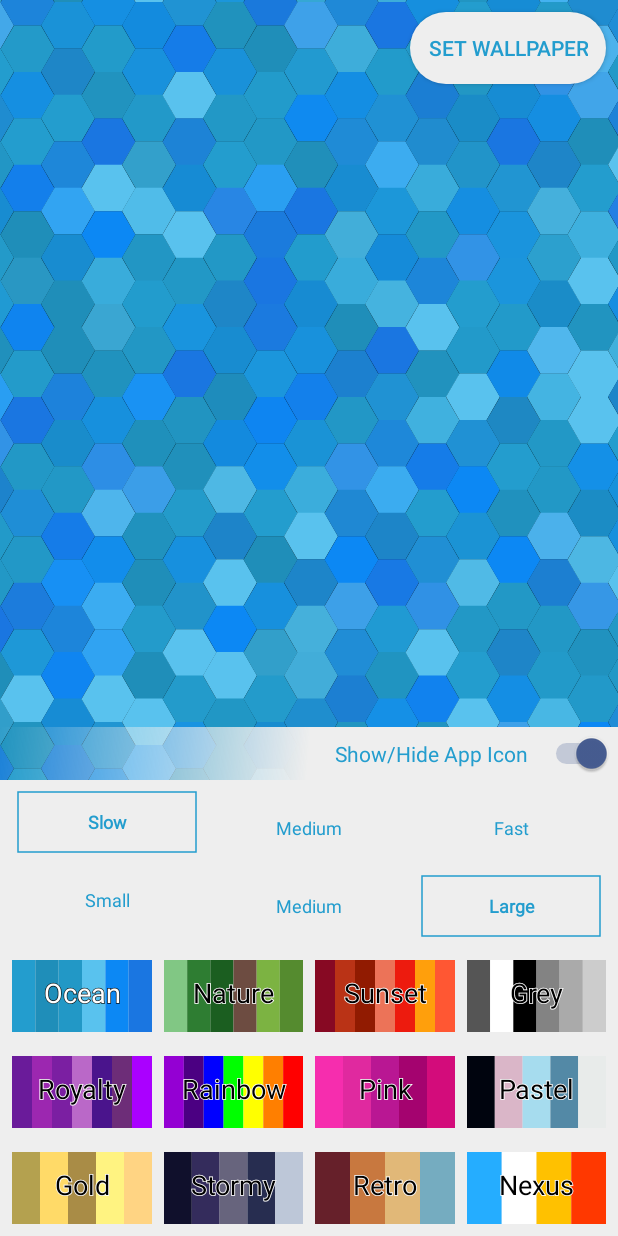
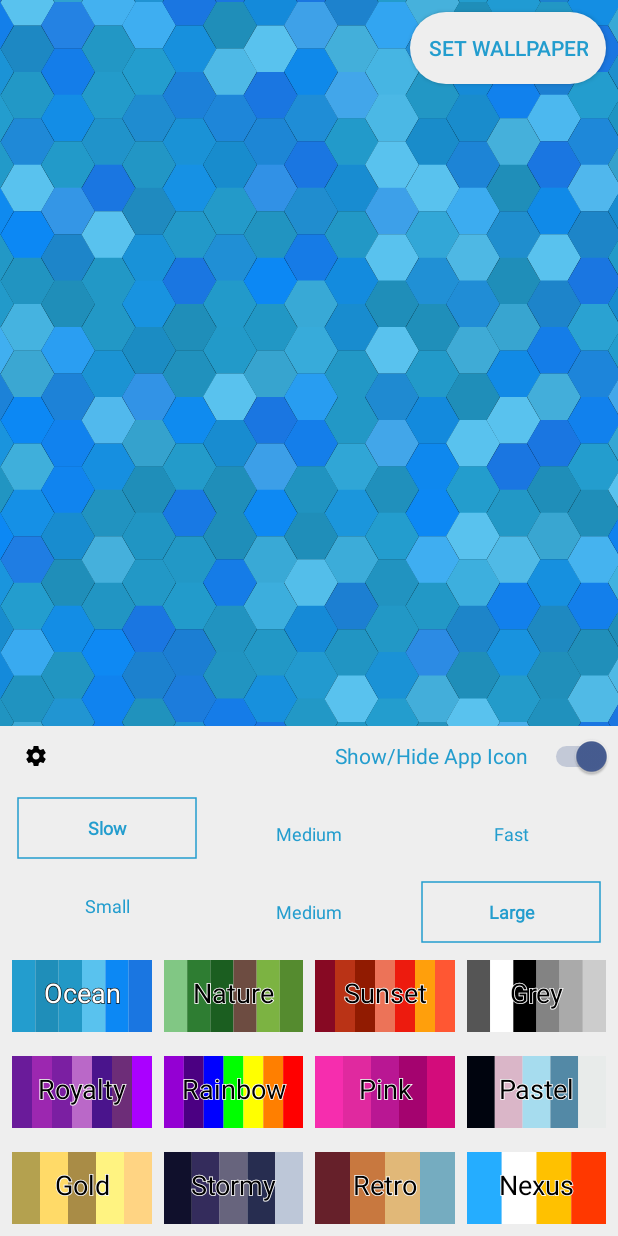
Before and after one commit to randauto/HexLiveWallpaper, an Android app: the screen it shows after launch (SettingsActivity), on a phone screen of 412 x 824 dp. Run offline under Robolectric (Android 15) with nearby library versions, the phone set to English and light mode, and no system bars.

Commit message:
Change to support advanced settings

```diff
--- a/app/src/main/java/com/moorhenapps/bluehex/SettingsActivity.kt
+++ b/app/src/main/java/com/moorhenapps/bluehex/SettingsActivity.kt
@@ -12,6 +12,7 @@ import android.os.Bundle
 import android.support.constraint.ConstraintLayout
 import android.util.TypedValue
 import android.view.View
+import android.widget.SeekBar
 import com.moorhenapps.bluehex.utils.Colour
 import com.moorhenapps.bluehex.utils.PrefsHelper
 import com.moorhenapps.bluehex.wallpaper.GridWallpaper
@@ -71,8 +72,56 @@ class SettingsActivity : Activity() {
 
         prefsHelper = PrefsHelper(this)
 
+        speed_bar.progress = ((prefsHelper.advSpeed / 10000.0) * 100).toInt()
+        size_bar.progress = (((prefsHelper.advSize - 10) / 25.0) * 100).toInt()
+
+        speed_bar.setOnSeekBarChangeListener(object: SeekBar.OnSeekBarChangeListener {
+            override fun onProgressChanged(seekBar: SeekBar, progress: Int, fromUser: Boolean) {
+                if (fromUser) {
+                    val percent = Math.max(progress,1) / 100.0
+                    val value = percent * 10000.0
+                    prefsHelper.advSpeed = value.toInt()
+                }
+            }
+
+            override fun onStartTrackingTouch(seekBar: SeekBar?) {}
+
+            override fun onStopTrackingTouch(seekBar: SeekBar?) {}
+        })
+
+        size_bar.setOnSeekBarChangeListener(object: SeekBar.OnSeekBarChangeListener {
+            override fun onProgressChanged(seekBar: SeekBar, progress: Int, fromUser: Boolean) {
+                if (fromUser) {
+                    val percent = Math.max(progress,1) / 100.0
+                    val value = (percent * 25.0) + 10
+                    prefsHelper.advSize = value.toInt()
+                }
+            }
+
+            override fun onStartTrackingTouch(seekBar: SeekBar?) {}
+
+            override fun onStopTrackingTouch(seekBar: SeekBar?) {}
+        })
+
         set_wallpaper.setOnClickListener {
             startActivityForResult(wallpaperIntent, REQUEST_SET_WALLPAPER)
+        }
+
+        showControls()
+
+        settings_toggle.setOnClickListener {
+            prefsHelper.advancedSettings = !prefsHelper.advancedSettings
+            showControls()
+        }
+    }
+
+    private fun showControls() {
+        if (prefsHelper.advancedSettings) {
+            advanced.visibility = View.VISIBLE
+            buttons.visibility = View.GONE
+        } else {
+            advanced.visibility = View.GONE
+            buttons.visibility = View.VISIBLE
         }
     }
 
@@ -156,10 +205,10 @@ class SettingsActivity : Activity() {
                     set_wallpaper.layoutParams = params
                 }
                 run {
-                    val params = buttons.layoutParams
+                    val params = palette.layoutParams
                             ?: ConstraintLayout.LayoutParams(ConstraintLayout.LayoutParams.MATCH_PARENT, ConstraintLayout.LayoutParams.WRAP_CONTENT)
                     (params as ConstraintLayout.LayoutParams).bottomMargin = insets.systemWindowInsetBottom
-                    buttons.layoutParams = params
+                    palette.layoutParams = params
                 }
                 insets.consumeSystemWindowInsets()
             }
--- a/app/src/main/java/com/moorhenapps/bluehex/utils/PrefsHelper.kt
+++ b/app/src/main/java/com/moorhenapps/bluehex/utils/PrefsHelper.kt
@@ -38,9 +38,30 @@ class PrefsHelper(ctx: Context) {
             preferences.edit().putString(PREF_COLOUR, value.name).apply()
         }
 
+    var advSpeed: Int
+        get() = preferences.getInt(PREF_ADV_SPEED, 3000)
+        set(value) {
+            preferences.edit().putInt(PREF_ADV_SPEED, value).apply()
+        }
+
+    var advSize: Int
+        get() = preferences.getInt(PREF_ADV_SIZE, 16)
+        set(value) {
+            preferences.edit().putInt(PREF_ADV_SIZE, value).apply()
+        }
+
+    var advancedSettings: Boolean
+        get() = preferences.getBoolean(PREF_ADVANCED, false)
+        set(value) {
+            preferences.edit().putBoolean(PREF_ADVANCED, value).apply()
+        }
+
     companion object {
         private const val PREF_SIZE = "new_size.enum"
         private const val PREF_COLOUR = "new_colour.enum"
         private const val PREF_SPEED = "new_speed.enum"
+        private const val PREF_ADVANCED = "advanced. bool"
+        private const val PREF_ADV_SPEED = "adv_speed.int"
+        private const val PREF_ADV_SIZE = "adv_size.int"
     }
 }
--- a/app/src/main/java/com/moorhenapps/bluehex/wallpaper/HexView.java
+++ b/app/src/main/java/com/moorhenapps/bluehex/wallpaper/HexView.java
@@ -6,6 +6,7 @@ import android.content.SharedPreferences;
 import android.graphics.Canvas;
 import android.os.Build;
 import android.util.AttributeSet;
+import android.util.TypedValue;
 import android.view.View;
 
 import com.moorhenapps.bluehex.utils.PrefsHelper;
@@ -73,8 +74,14 @@ public class HexView extends View implements Runnable, SharedPreferences.OnShare
 
     private void updateHexDrawer() {
         hexDrawer.setColour(prefsHelper.getColour());
-        hexDrawer.setSpeed(prefsHelper.getSpeed().getMs());
-        hexDrawer.setTileSize(prefsHelper.getSize().dp(getResources()));
+        if (prefsHelper.getAdvancedSettings()) {
+            hexDrawer.setSpeed(prefsHelper.getAdvSpeed());
+            int size = (int) TypedValue.applyDimension(TypedValue.COMPLEX_UNIT_DIP, prefsHelper.getAdvSize(), getResources().getDisplayMetrics());
+            hexDrawer.setTileSize(size);
+        } else {
+            hexDrawer.setSpeed(prefsHelper.getSpeed().getMs());
+            hexDrawer.setTileSize(prefsHelper.getSize().dp(getResources()));
+        }
     }
 
     @Override
--- /dev/null
+++ b/app/src/main/res/drawable/ic_settings.xml
@@ -0,0 +1,9 @@
+<vector xmlns:android="http://schemas.android.com/apk/res/android"
+        android:width="24dp"
+        android:height="24dp"
+        android:viewportWidth="24.0"
+        android:viewportHeight="24.0">
+    <path
+        android:fillColor="#FF000000"
+        android:pathData="M19.43,12.98c0.04,-0.32 0.07,-0.64 0.07,-0.98s-0.03,-0.66 -0.07,-0.98l2.11,-1.65c0.19,-0.15 0.24,-0.42 0.12,-0.64l-2,-3.46c-0.12,-0.22 -0.39,-0.3 -0.61,-0.22l-2.49,1c-0.52,-0.4 -1.08,-0.73 -1.69,-0.98l-0.38,-2.65C14.46,2.18 14.25,2 14,2h-4c-0.25,0 -0.46,0.18 -0.49,0.42l-0.38,2.65c-0.61,0.25 -1.17,0.59 -1.69,0.98l-2.49,-1c-0.23,-0.09 -0.49,0 -0.61,0.22l-2,3.46c-0.13,0.22 -0.07,0.49 0.12,0.64l2.11,1.65c-0.04,0.32 -0.07,0.65 -0.07,0.98s0.03,0.66 0.07,0.98l-2.11,1.65c-0.19,0.15 -0.24,0.42 -0.12,0.64l2,3.46c0.12,0.22 0.39,0.3 0.61,0.22l2.49,-1c0.52,0.4 1.08,0.73 1.69,0.98l0.38,2.65c0.03,0.24 0.24,0.42 0.49,0.42h4c0.25,0 0.46,-0.18 0.49,-0.42l0.38,-2.65c0.61,-0.25 1.17,-0.59 1.69,-0.98l2.49,1c0.23,0.09 0.49,0 0.61,-0.22l2,-3.46c0.12,-0.22 0.07,-0.49 -0.12,-0.64l-2.11,-1.65zM12,15.5c-1.93,0 -3.5,-1.57 -3.5,-3.5s1.57,-3.5 3.5,-3.5 3.5,1.57 3.5,3.5 -1.57,3.5 -3.5,3.5z"/>
+</vector>
--- a/app/src/main/res/drawable/switch_gradient.xml
+++ b/app/src/main/res/drawable/switch_gradient.xml
@@ -1,7 +1,8 @@
 <?xml version="1.0" encoding="utf-8"?>
 <shape xmlns:android="http://schemas.android.com/apk/res/android">
     <gradient android:startColor="@color/settings_background"
-        android:angle="135"
+        android:angle="90"
+        android:centerY="0.8"
         android:centerColor="@color/settings_background"
         android:endColor="#00000000"/>
 </shape>
--- a/app/src/main/res/layout/activity_settings.xml
+++ b/app/src/main/res/layout/activity_settings.xml
@@ -11,7 +11,7 @@
         android:id="@+id/hex_example"
         android:layout_width="0dp"
         android:layout_height="0dp"
-        app:layout_constraintBottom_toTopOf="@+id/buttons"
+        app:layout_constraintBottom_toTopOf="@+id/wallpaper_panel"
         app:layout_constraintEnd_toEndOf="parent"
         app:layout_constraintStart_toStartOf="parent"
         app:layout_constraintTop_toTopOf="parent" />
@@ -22,46 +22,60 @@
         android:layout_height="wrap_content"
         android:layout_margin="8dp"
         android:background="@drawable/button"
-        android:visibility="gone"
         android:elevation="8dp"
+        android:paddingLeft="12dp"
         android:paddingTop="8dp"
+        android:paddingRight="12dp"
         android:paddingBottom="8dp"
-        android:paddingLeft="12dp"
-        android:paddingRight="12dp"
         android:text="@string/set_wallpaper"
         app:layout_constraintRight_toRightOf="@id/hex_example"
         app:layout_constraintTop_toTopOf="@id/hex_example" />
 
     <FrameLayout
-        android:background="@drawable/switch_gradient"
+        android:paddingStart="@dimen/settings_horz_padding"
+        android:paddingEnd="@dimen/settings_horz_padding"
+        android:id="@+id/wallpaper_panel"
         android:layout_width="match_parent"
         android:layout_height="wrap_content"
-        app:layout_constraintBottom_toBottomOf="@id/hex_example"
+        android:background="@color/settings_background"
+        app:layout_constraintBottom_toTopOf="@+id/controls_container"
+
         app:layout_constraintRight_toRightOf="@id/hex_example">
+
+        <ImageView
+            android:id="@+id/settings_toggle"
+            android:layout_width="@dimen/panel_size"
+            android:layout_height="@dimen/panel_size"
+            android:layout_gravity="center_vertical"
+            android:background="?android:attr/selectableItemBackgroundBorderless"
+            android:contentDescription="@string/accessibility_advanced_settings"
+            android:padding="12dp"
+            android:src="@drawable/ic_settings" />
 
         <Switch
             android:id="@+id/show_app_icon"
+            android:layout_width="wrap_content"
+            android:layout_height="@dimen/panel_size"
             android:layout_gravity="end"
-            android:layout_width="wrap_content"
-            android:layout_height="wrap_content"
-            android:paddingLeft="@dimen/settings_horz_padding"
-            android:paddingRight="@dimen/settings_horz_padding"
             android:paddingTop="8dp"
             android:paddingBottom="8dp"
             android:switchPadding="8dp"
             android:text="@string/show_hide_app_icon" />
     </FrameLayout>
 
+    <FrameLayout
+        app:layout_constraintBottom_toTopOf="@+id/palette"
+        android:id="@+id/controls_container"
+        android:layout_width="match_parent"
+        android:layout_height="wrap_content">
+
         <android.support.constraint.ConstraintLayout
             android:id="@+id/buttons"
-        android:background="@color/settings_background"
             android:layout_width="match_parent"
             android:layout_height="wrap_content"
+            android:background="@color/settings_background"
             android:paddingLeft="@dimen/settings_horz_padding"
-        android:paddingRight="@dimen/settings_horz_padding"
-        android:paddingBottom="8dp"
-        app:layout_constraintBottom_toBottomOf="parent"
-        app:layout_constraintTop_toBottomOf="@id/hex_example">
+            android:paddingRight="@dimen/settings_horz_padding">
 
             <com.moorhenapps.bluehex.views.SmartToggleButton
                 android:id="@+id/speed_slow"
@@ -125,15 +139,61 @@
                 app:layout_constraintStart_toEndOf="@id/size_medium"
                 app:layout_constraintTop_toTopOf="@id/size_small" />
 
+        </android.support.constraint.ConstraintLayout>
+
+        <LinearLayout
+            android:id="@+id/advanced"
+            android:visibility="gone"
+            android:layout_width="match_parent"
+            android:layout_height="wrap_content"
+            android:background="@color/settings_background"
+            android:orientation="vertical"
+            android:paddingLeft="@dimen/settings_horz_padding"
+            android:paddingRight="@dimen/settings_horz_padding">
+
+            <TextView
+                android:layout_width="wrap_content"
+                android:layout_height="wrap_content"
+                android:text="@string/advanced_speed" />
+
+            <SeekBar
+                android:id="@+id/speed_bar"
+                android:layout_width="match_parent"
+                android:layout_height="48dp"
+                android:max="100" />
+
+            <TextView
+                android:layout_width="wrap_content"
+                android:layout_height="wrap_content"
+                android:text="@string/advanced_size" />
+
+            <SeekBar
+                android:id="@+id/size_bar"
+                android:layout_width="match_parent"
+                android:layout_height="48dp"
+                android:max="100" />
+        </LinearLayout>
+
+    </FrameLayout>
+
+    <android.support.constraint.ConstraintLayout
+        android:id="@+id/palette"
+        android:layout_width="match_parent"
+        android:layout_height="wrap_content"
+        android:background="@color/settings_background"
+        android:paddingLeft="@dimen/settings_horz_padding"
+        android:paddingRight="@dimen/settings_horz_padding"
+        android:paddingBottom="8dp"
+        app:layout_constraintBottom_toBottomOf="parent">
 
         <com.moorhenapps.bluehex.views.SmartTogglePaletteButton
             android:id="@+id/colour_blue"
             style="@style/PaletteButton"
-            android:layout_marginTop="16dp"
+            android:layout_marginTop="8dp"
             android:tag="BLUE"
             app:layout_constraintEnd_toStartOf="@id/colour_green"
             app:layout_constraintStart_toStartOf="parent"
-            app:layout_constraintTop_toBottomOf="@+id/size_small" />
+            app:layout_constraintTop_toTopOf="parent" />
 
         <com.moorhenapps.bluehex.views.SmartTogglePaletteButton
             android:id="@+id/colour_green"
@@ -228,4 +288,5 @@
             app:layout_constraintTop_toTopOf="@+id/colour_gold" />
 
     </android.support.constraint.ConstraintLayout>
+
 </android.support.constraint.ConstraintLayout>
--- a/app/src/main/res/values-w720dp/dimens.xml
+++ b/app/src/main/res/values-w720dp/dimens.xml
@@ -1,4 +1,5 @@
 <?xml version="1.0" encoding="utf-8"?>
 <resources>
     <dimen name="settings_horz_padding">120dp</dimen>
+    <dimen name="panel_size">48dp</dimen>
 </resources>
--- a/app/src/main/res/values/dimens.xml
+++ b/app/src/main/res/values/dimens.xml
@@ -2,4 +2,5 @@
 <resources>
     <dimen name="button_roundness">64dp</dimen>
     <dimen name="settings_horz_padding">4dp</dimen>
+    <dimen name="panel_size">40dp</dimen>
 </resources>
--- a/app/src/main/res/values/strings.xml
+++ b/app/src/main/res/values/strings.xml
@@ -32,8 +32,12 @@
     <string name="medium">Medium</string>
     <string name="large">Large</string>
 
+    <string name="advanced_speed">Speed</string>
+    <string name="advanced_size">Size</string>
+
     <string name="install">Install</string>
     <string name="show_hide_app_icon">Show/Hide App Icon</string>
     <string name="set_wallpaper">Set Wallpaper</string>
+    <string name="accessibility_advanced_settings">Advanced settings</string>
 
 </resources>
```
Also changed, not shown: app/src/main/java/com/moorhenapps/bluehex/wallpaper/GridWallpaper.java (+17 -4 lines), app/src/main/res/drawable/settings_background.xml (added, +14 -0 lines). Lines whose indentation alone changed are shown as unchanged.
